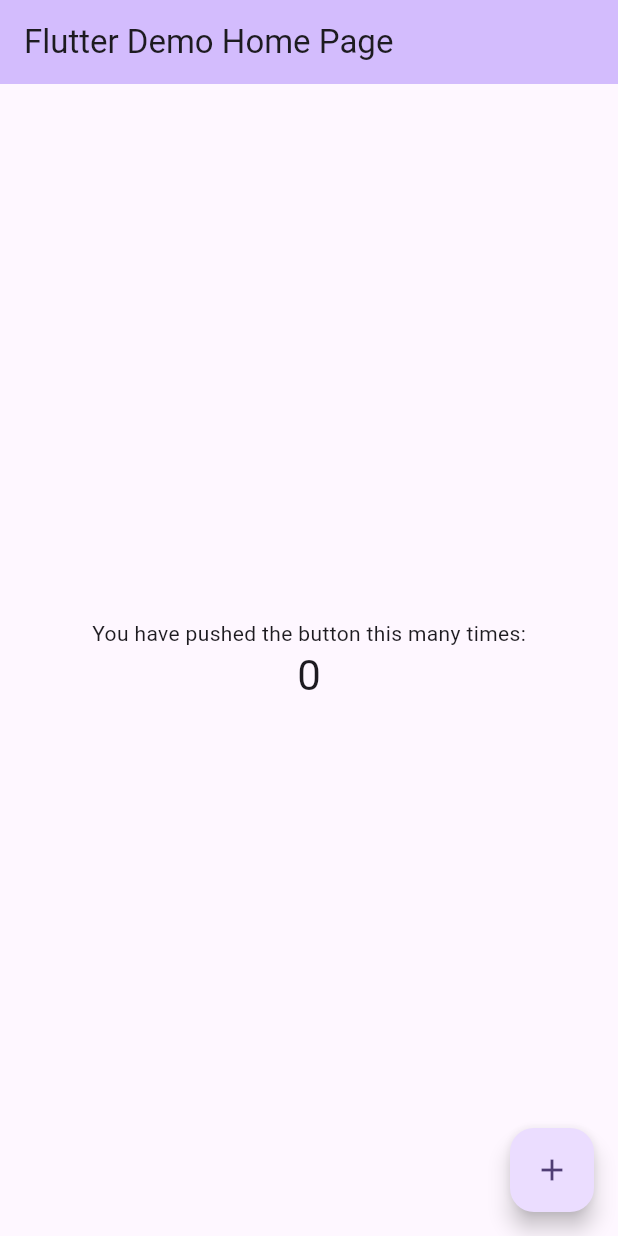
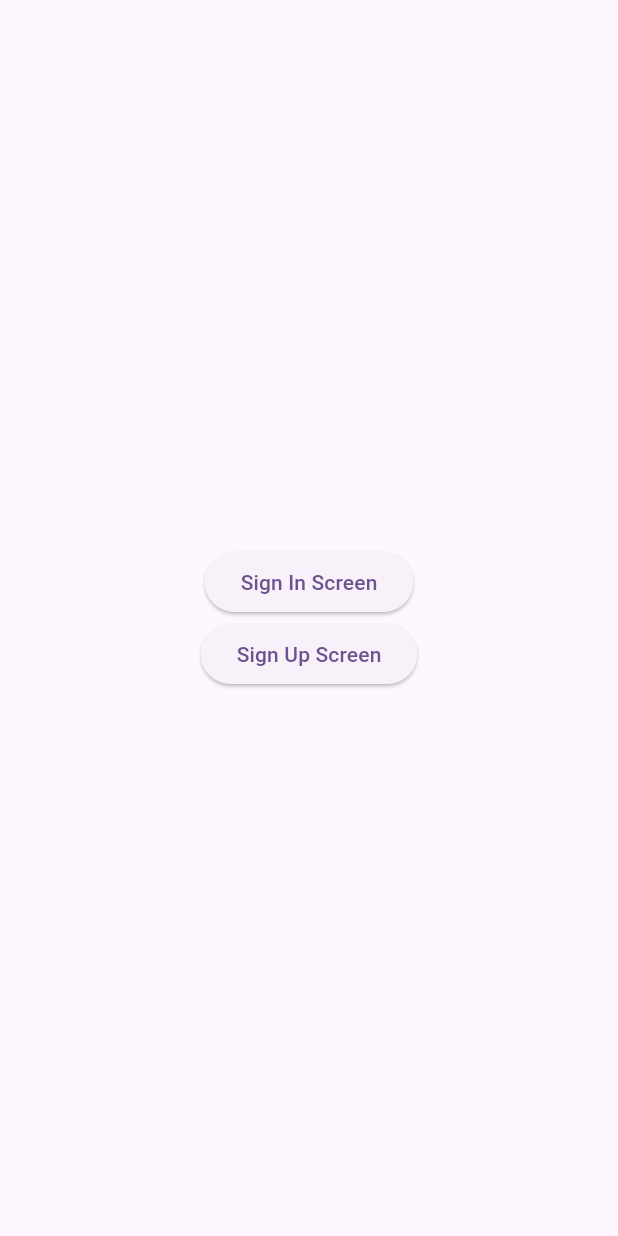
Before and after one commit to mezoahmedii/flutter-ecommerce, a Flutter app: the screen it shows after launch, on a phone screen of 412 x 824 dp. Run offline on Flutter 3.47's test engine with Material 3 defaults, Android fonts, the phone set to English and light mode, and no system bars.

Commit message:
Add Basic UI

```diff
--- /dev/null
+++ b/lib/auth/views/homeScreen.dart
@@ -0,0 +1,20 @@
+import 'package:flutter/material.dart';
+
+class HomeScreen extends StatelessWidget {
+  const HomeScreen({super.key});
+
+  @override
+  Widget build(BuildContext context) {
+    return Scaffold(
+      body: Center(
+        child: Column(
+          mainAxisAlignment: MainAxisAlignment.center,
+          children: [
+            ElevatedButton(onPressed: () {Navigator.pushNamed(context, "/signInScreen");}, child: const Text("Sign In Screen")),
+            ElevatedButton(onPressed: () {Navigator.pushNamed(context, "/signUpScreen");}, child: const Text("Sign Up Screen"))
+          ],
+        ),
+      )
+    );
+  }
+}
--- a/lib/main.dart
+++ b/lib/main.dart
@@ -1,3 +1,6 @@
+import 'package:ecommerce/auth/views/homeScreen.dart';
+import 'package:ecommerce/auth/views/signInScreen.dart';
+import 'package:ecommerce/auth/views/signUpScreen.dart';
 import 'package:flutter/material.dart';
 
 void main() {
@@ -11,115 +14,16 @@ class MyApp extends StatelessWidget {
   @override
   Widget build(BuildContext context) {
     return MaterialApp(
-      title: 'Flutter Demo',
+      title: 'Flutter Ecommerce',
       theme: ThemeData(
-        // This is the theme of your application.
-        //
-        // TRY THIS: Try running your application with "flutter run". You'll see
-        // the application has a purple toolbar. Then, without quitting the app,
-        // try changing the seedColor in the colorScheme below to Colors.green
-        // and then invoke "hot reload" (save your changes or press the "hot
-        // reload" button in a Flutter-supported IDE, or press "r" if you used
-        // the command line to start the app).
-        //
-        // Notice that the counter didn't reset back to zero; the application
-        // state is not lost during the reload. To reset the state, use hot
-        // restart instead.
-        //
-        // This works for code too, not just values: Most code changes can be
-        // tested with just a hot reload.
         colorScheme: ColorScheme.fromSeed(seedColor: Colors.deepPurple),
         useMaterial3: true,
       ),
-      home: const MyHomePage(title: 'Flutter Demo Home Page'),
+      routes: {
+        "/": (context) => const HomeScreen(),
+        "/signInScreen": (context) => const SignInScreen(),
+        "/signUpScreen": (context) => const SignUpScreen(),
+      }
     );
   }
 }
-
-class MyHomePage extends StatefulWidget {
-  const MyHomePage({super.key, required this.title});
-
-  // This widget is the home page of your application. It is stateful, meaning
-  // that it has a State object (defined below) that contains fields that affect
-  // how it looks.
-
-  // This class is the configuration for the state. It holds the values (in this
-  // case the title) provided by the parent (in this case the App widget) and
-  // used by the build method of the State. Fields in a Widget subclass are
-  // always marked "final".
-
-  final String title;
-
-  @override
-  State<MyHomePage> createState() => _MyHomePageState();
-}
-
-class _MyHomePageState extends State<MyHomePage> {
-  int _counter = 0;
-
-  void _incrementCounter() {
-    setState(() {
-      // This call to setState tells the Flutter framework that something has
-      // changed in this State, which causes it to rerun the build method below
-      // so that the display can reflect the updated values. If we changed
-      // _counter without calling setState(), then the build method would not be
-      // called again, and so nothing would appear to happen.
-      _counter++;
-    });
-  }
-
-  @override
-  Widget build(BuildContext context) {
-    // This method is rerun every time setState is called, for instance as done
-    // by the _incrementCounter method above.
-    //
-    // The Flutter framework has been optimized to make rerunning build methods
-    // fast, so that you can just rebuild anything that needs updating rather
-    // than having to individually change instances of widgets.
-    return Scaffold(
-      appBar: AppBar(
-        // TRY THIS: Try changing the color here to a specific color (to
-        // Colors.amber, perhaps?) and trigger a hot reload to see the AppBar
-        // change color while the other colors stay the same.
-        backgroundColor: Theme.of(context).colorScheme.inversePrimary,
-        // Here we take the value from the MyHomePage object that was created by
-        // the App.build method, and use it to set our appbar title.
-        title: Text(widget.title),
-      ),
-      body: Center(
-        // Center is a layout widget. It takes a single child and positions it
-        // in the middle of the parent.
-        child: Column(
-          // Column is also a layout widget. It takes a list of children and
-          // arranges them vertically. By default, it sizes itself to fit its
-          // children horizontally, and tries to be as tall as its parent.
-          //
-          // Column has various properties to control how it sizes itself and
-          // how it positions its children. Here we use mainAxisAlignment to
-          // center the children vertically; the main axis here is the vertical
-          // axis because Columns are vertical (the cross axis would be
-          // horizontal).
-          //
-          // TRY THIS: Invoke "debug painting" (choose the "Toggle Debug Paint"
-          // action in the IDE, or press "p" in the console), to see the
-          // wireframe for each widget.
-          mainAxisAlignment: MainAxisAlignment.center,
-          children: <Widget>[
-            const Text(
-              'You have pushed the button this many times:',
-            ),
-            Text(
-              '$_counter',
-              style: Theme.of(context).textTheme.headlineMedium,
-            ),
-          ],
-        ),
-      ),
-      floatingActionButton: FloatingActionButton(
-        onPressed: _incrementCounter,
-        tooltip: 'Increment',
-        child: const Icon(Icons.add),
-      ), // This trailing comma makes auto-formatting nicer for build methods.
-    );
-  }
-}
```
Also changed, not shown: lib/auth/views/signInScreen.dart (added, +28 -0 lines), lib/auth/views/signUpScreen.dart (added, +28 -0 lines), lib/auth/logic/authCubit.dart (added), lib/auth/logic/authStates.dart (added).
